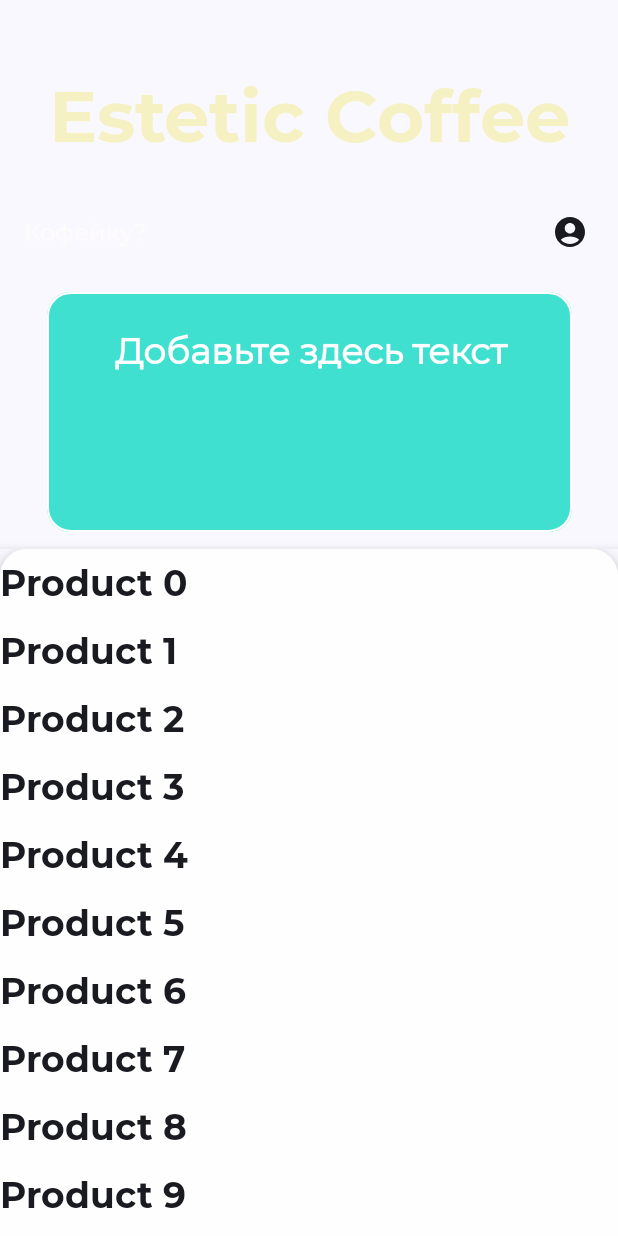
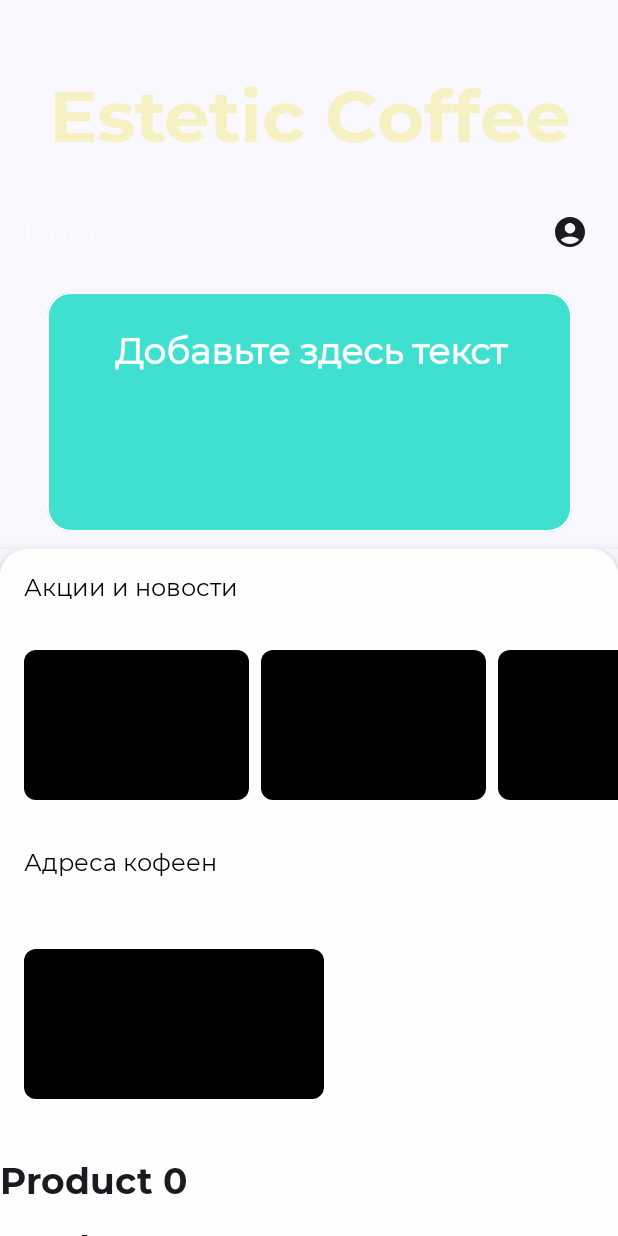
Before and after one commit to treezyyy/CoffeShop, an Android app built with Jetpack Compose: the screen it shows after launch (MainActivity), on a phone screen of 412 x 824 dp. Run offline under Robolectric (Android 15) with nearby library versions, the phone set to English and light mode, and no system bars; 2 statements that could not run were skipped.

Commit message:
формы карты гугл

```diff
--- a/app/src/main/java/com/example/coffeshop/MainActivity.kt
+++ b/app/src/main/java/com/example/coffeshop/MainActivity.kt
@@ -1,11 +1,14 @@
 package com.example.coffeshop
 
+import android.content.Intent
+import android.net.Uri
 import android.os.Bundle
 import androidx.activity.ComponentActivity
 import androidx.activity.compose.setContent
 import androidx.compose.foundation.BorderStroke
 import androidx.compose.foundation.background
 import androidx.compose.foundation.border
+import androidx.compose.foundation.clickable
 import androidx.compose.foundation.layout.*
 import androidx.compose.material.icons.Icons
 import androidx.compose.material.icons.filled.AccountCircle
@@ -26,6 +29,7 @@ import com.example.coffeshop.ui.theme.CoffeShopTheme
 import com.example.coffeshop.ui.theme.LogoColor
 import androidx.compose.foundation.layout.*
 import androidx.compose.foundation.lazy.LazyColumn
+import androidx.compose.foundation.lazy.LazyRow
 import androidx.compose.foundation.lazy.itemsIndexed
 import androidx.compose.foundation.shape.RoundedCornerShape
 import androidx.compose.material.*
@@ -33,6 +37,7 @@ import androidx.compose.material3.ColorScheme
 import androidx.compose.runtime.*
 import androidx.compose.ui.draw.clip
 import androidx.compose.ui.platform.LocalConfiguration
+import androidx.compose.ui.platform.LocalContext
 import androidx.compose.ui.text.font.FontWeight
 import androidx.compose.ui.text.style.TextAlign
 import com.example.coffeshop.ui.theme.BrownColor
@@ -101,12 +106,66 @@ fun MainScreen() {
                     .align(Alignment.TopCenter) // Центрируем Card внутри Box
                     .background(color = MaterialTheme.colorScheme.background)
             ) {
-                Box(
+                Column(
                     modifier = Modifier
                         .fillMaxSize()
                         .background(Color(0xFFFEFEFE)) // Цвет фона для содержимого
                         .clip(RoundedCornerShape(topStart = 16.dp, topEnd = 16.dp)) // Закругление углов для содержимого
                 ) {
+                    Text(
+                        text = "Акции и новости",
+                        modifier = Modifier
+                            .padding(16.dp) // Отступ для заголовка
+                            .align(Alignment.Start),
+                        style = MaterialTheme.typography.bodyLarge, // Выбор стиля для заголовка
+                        color = Color.Black // Убедитесь, что текст видим
+                    )
+                    Spacer(modifier = Modifier.height(16.dp))
+
+                    // Карусель с элементами
+                    LazyRow(
+                        contentPadding = PaddingValues(horizontal = 16.dp),
+                        horizontalArrangement = Arrangement.spacedBy(8.dp)
+                    ) {
+                        items(5) { index ->
+                            Box(
+                                modifier = Modifier
+                                    .size(150.dp, 100.dp)
+                                    .background(Color.Black, RoundedCornerShape(8.dp))
+                            )
+                        }
+                    }
+
+                    Spacer(modifier = Modifier.height(16.dp))
+
+                    Text(
+                        text = "Адреса кофеен",
+                        modifier = Modifier
+                            .padding(16.dp)
+                            .align(Alignment.Start),
+                        style = MaterialTheme.typography.bodyLarge,
+                        color = Color.Black
+                    )
+
+                    Spacer(modifier = Modifier.height(16.dp))
+
+                    // Прямоугольник для Google Maps
+                    val context = LocalContext.current
+                    Box(
+                        modifier = Modifier
+                            .padding(16.dp)
+                            .size(200.dp, 100.dp)
+                            .background(Color.Black, RoundedCornerShape(8.dp))
+                            .clickable {
+                                val intent = Intent(
+                                    Intent.ACTION_VIEW,
+                                    Uri.parse("geo:53.226387,44.925847")
+                                )
+                                context.startActivity(intent)
+                            }
+                    )
+
+                    Spacer(modifier = Modifier.height(16.dp))
 
                     ProductList()
                 }
```
